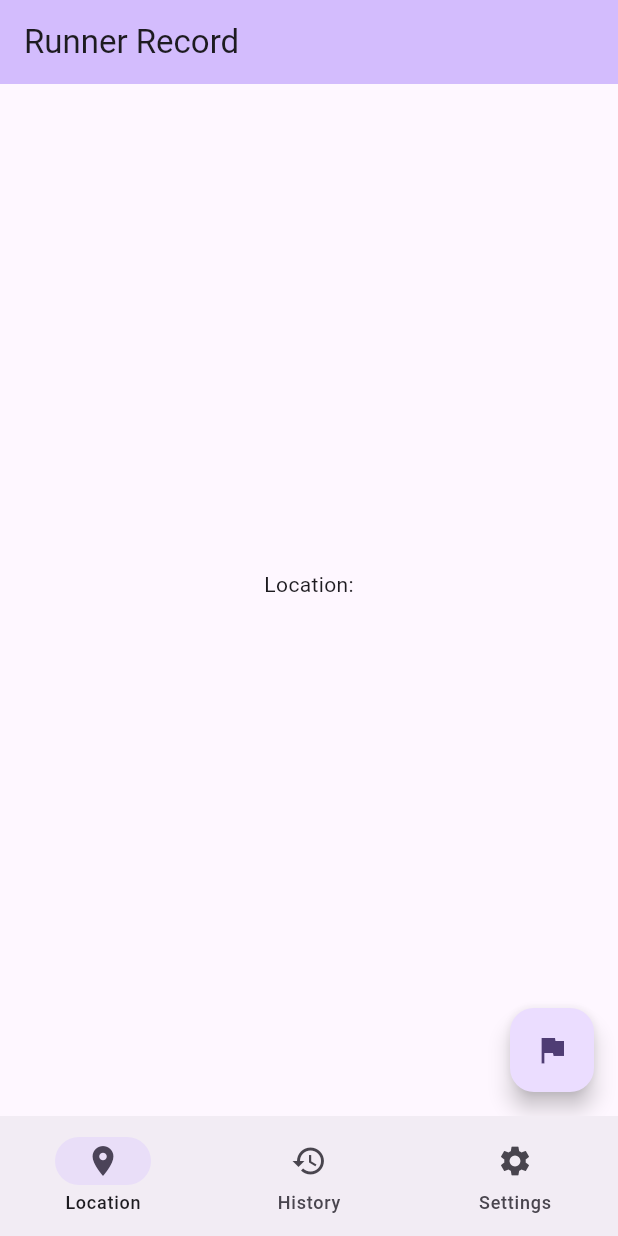
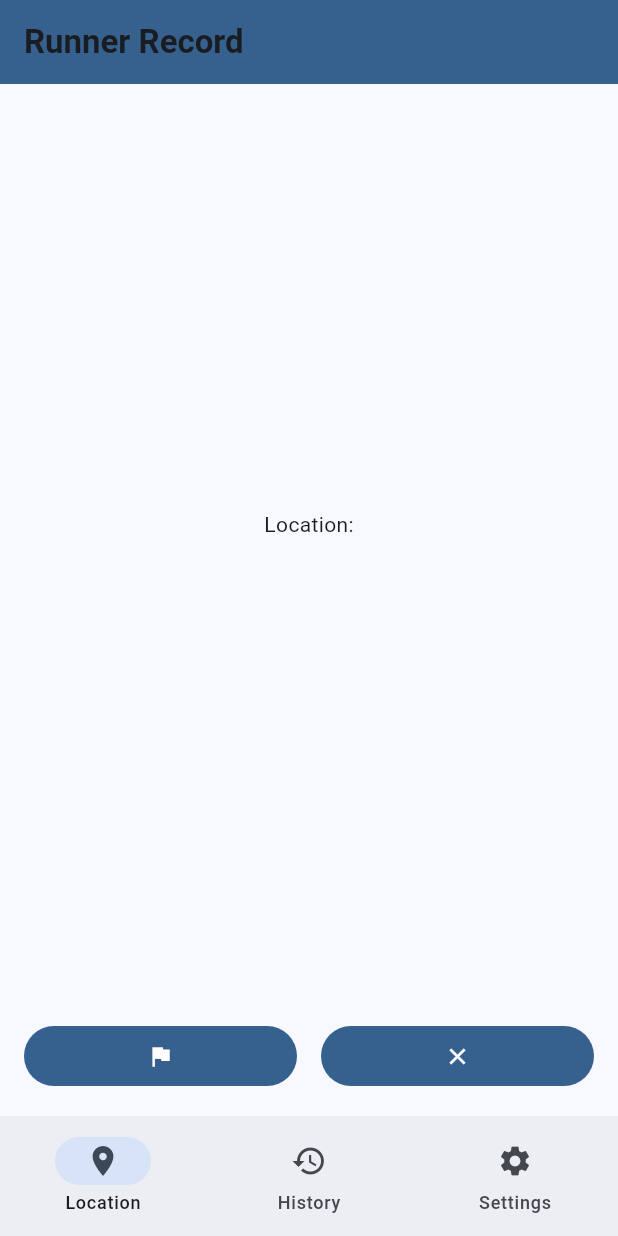
Before and after one commit to HazukiKeatsu/runner_reload, a Flutter app: the screen it shows after launch, after a tap on the "flag" icon, on a phone screen of 412 x 824 dp. Run offline on Flutter 3.47's test engine with Material 3 defaults, Android fonts, the light colour scheme and no system bars; our stand-ins replace file_picker, geolocator.

Commit message:
基本位置获取逻辑实现，历史记录缓存实现，设置界面实现，设置记录实现

```diff
--- /dev/null
+++ b/lib/functions/data_cache.dart
@@ -0,0 +1,45 @@
+import 'dart:convert';
+import 'dart:io';
+import 'package:path_provider/path_provider.dart';
+
+class DataCache {
+  const DataCache({required this.dataKey, required this.dataValue});
+
+  final String dataKey;
+  final dynamic dataValue;
+
+  Future<void> saveDataToFile() async {
+    final directory = await getApplicationDocumentsDirectory();
+    final file = File('${directory.path}/settings.json');
+
+    Map<String, dynamic> settings = {};
+    if (await file.exists()) {
+      final contents = await file.readAsString();
+      settings = json.decode(contents);
+    }
+
+    settings[dataKey] = dataValue;
+
+    await file.writeAsString(json.encode(settings));
+  }
+}
+
+class DataLoad {
+  const DataLoad({required this.dataKey});
+
+  final String dataKey;
+
+  Future<dynamic> loadFileToData() async {
+    final directory = await getApplicationDocumentsDirectory();
+    final file = File('${directory.path}/settings.json');
+
+    if (await file.exists()) {
+      final contents = await file.readAsString();
+      final settings = json.decode(contents);
+      if (settings.containsKey(dataKey)) {
+        return settings[dataKey];
+      }
+    }
+    return null;
+  }
+}
--- a/lib/main.dart
+++ b/lib/main.dart
@@ -1,32 +1,137 @@
 import 'package:flutter/material.dart';
 import 'package:runner_reload/page/record_page.dart';
-import 'package:runner_reload/theme/clear_blue.dart';
+import 'package:runner_reload/page/history_page.dart';
+import 'package:runner_reload/page/settings_page.dart';
+import 'package:runner_reload/theme/default.dart';
+import 'package:runner_reload/functions/data_cache.dart';
+
+import 'dart:io';
+import 'package:path_provider/path_provider.dart';
 
 void main() {
   runApp(const MyApp());
 }
 
-class MyApp extends StatelessWidget {
+class MyApp extends StatefulWidget {
   const MyApp({super.key});
 
-  // This widget is the root of your application.
+  @override
+  State<MyApp> createState() => _MyAppState();
+}
+
+class _MyAppState extends State<MyApp> {
+  bool _isDarkMode = false;
+  String _outputPath = "";
+  late Future<void> _settingsFuture;
+
+  @override
+  void initState() {
+    super.initState();
+    _settingsFuture = _loadSettings();
+  }
+
+  Future<void> _loadSettings() async {
+    final outputPath = await DataLoad(dataKey: "OutputPath").loadFileToData();
+    final isDarkMode = await DataLoad(dataKey: "DarkMode").loadFileToData();
+
+    setState(() {
+      _outputPath = outputPath.toString();
+      _isDarkMode = isDarkMode == 'true'; // 确保将字符串转换为布尔值
+    });
+  }
+
+  void _toggleDarkMode(bool value) {
+    setState(() {
+      _isDarkMode = value;
+    });
+    DataCache(
+      dataKey: "DarkMode",
+      dataValue: value.toString(),
+    ).saveDataToFile(); // 将布尔值转换为字符串保存
+  }
+
+  void _updateOutputPath(String path) {
+    setState(() {
+      _outputPath = path;
+    });
+    DataCache(dataKey: "OutputPath", dataValue: path).saveDataToFile();
+  }
+
+  void _errorSolveInit() async {
+    final directory = await getApplicationDocumentsDirectory();
+    final file = File('${directory.path}/settings.json');
+
+    file.delete();
+  }
+
   @override
   Widget build(BuildContext context) {
-    return MaterialApp(
-      debugShowCheckedModeBanner: false,
-      title: 'Flutter Demo',
-      theme: ThemeData(
-        colorScheme: ColorScheme.fromSeed(seedColor: Colors.deepPurple),
-      ),
-      home: const Framework(title: 'Runner Record'),
+    return FutureBuilder<void>(
+      future: _settingsFuture,
+      builder: (context, snapshot) {
+        if (snapshot.connectionState == ConnectionState.waiting) {
+          return const MaterialApp(
+            debugShowCheckedModeBanner: false,
+            home: Scaffold(body: Center(child: CircularProgressIndicator())),
+          ); // 或者你可以返回一个加载页面
+        } else if (snapshot.hasError) {
+          if (snapshot.error.toString().contains(
+            "FormatException: Unexpected character",
+          )) {
+            _errorSolveInit();
+          }
+          return MaterialApp(
+            debugShowCheckedModeBanner: false,
+            home: Scaffold(
+              body: Center(
+                child: Column(
+                  children: [
+                    Text('Error: ${snapshot.error}'),
+                    Text(
+                      'Error: ${snapshot.error}',
+                      style: TextStyle(
+                        fontWeight: FontWeight.bold,
+                        color: Colors.red,
+                      ),
+                    ),
+                  ],
+                ),
+              ),
+            ),
+          );
+        } else {
+          return MaterialApp(
+            debugShowCheckedModeBanner: false,
+            title: 'Home',
+            theme: defaultTheme,
+            darkTheme: darkTheme,
+            themeMode: _isDarkMode ? ThemeMode.dark : ThemeMode.light,
+            home: Framework(
+              isDarkMode: _isDarkMode,
+              toggleDarkMode: _toggleDarkMode,
+              outputPath: _outputPath,
+              updateOutputPath: _updateOutputPath,
+            ),
+          );
+        }
+      },
     );
   }
 }
 
 class Framework extends StatefulWidget {
-  const Framework({super.key, required this.title});
+  const Framework({
+    super.key,
+    required this.isDarkMode,
+    required this.toggleDarkMode,
+    required this.outputPath,
+    required this.updateOutputPath,
+  });
 
-  final String title;
+  final bool isDarkMode;
+  final Function(bool) toggleDarkMode;
+  final String outputPath;
+  final Function(String) updateOutputPath;
 
   @override
   State<Framework> createState() => _FrameworkState();
@@ -34,6 +139,7 @@
 
 class _FrameworkState extends State<Framework> {
   int _selectedIndex = 0;
+  String _locationMessage = "";
 
   void _onItemTapped(int index) {
     setState(() {
@@ -41,14 +147,51 @@
     });
   }
 
+  void _updateLocationMessage(String message) {
+    setState(() {
+      _locationMessage = message;
+    });
+  }
+
+  String _getTitle() {
+    switch (_selectedIndex) {
+      case 0:
+        return "Runner Record";
+      case 1:
+        return "History";
+      case 2:
+        return "Settings";
+      default:
+        return "Runner Reload";
+    }
+  }
+
   @override
   Widget build(BuildContext context) {
     return Scaffold(
       appBar: AppBar(
-        backgroundColor: Theme.of(context).colorScheme.inversePrimary,
-        title: Text(widget.title),
+        backgroundColor: Theme.of(context).colorScheme.primary,
+        title: Text(
+          _getTitle(),
+          style: const TextStyle(fontWeight: FontWeight.bold),
+        ),
       ),
-      body: RecordPage(title: "Record"),
+      body:
+          _selectedIndex == 0
+              ? RecordPage(
+                title: "Record",
+                locationMessage: _locationMessage,
+                updateLocationMessage: _updateLocationMessage,
+              )
+              : _selectedIndex == 1
+              ? HistoryPage(title: "History", outputPath: widget.outputPath)
+              : SettingsPage(
+                title: "Setting",
+                outputPath: widget.outputPath,
+                updateOutputPath: widget.updateOutputPath,
+                isDarkMode: widget.isDarkMode,
+                toggleDarkMode: widget.toggleDarkMode,
+              ),
       bottomNavigationBar: NavigationBar(
         selectedIndex: _selectedIndex,
         onDestinationSelected: _onItemTapped,
--- a/lib/page/record_page.dart
+++ b/lib/page/record_page.dart
@@ -1,18 +1,26 @@
+import 'dart:convert';
+import 'dart:io';
 import 'package:flutter/material.dart';
 import 'package:geolocator/geolocator.dart';
+import 'package:path_provider/path_provider.dart';
 
 class RecordPage extends StatefulWidget {
-  const RecordPage({super.key, required this.title});
+  const RecordPage({
+    super.key,
+    required this.title,
+    required this.locationMessage,
+    required this.updateLocationMessage,
+  });
 
   final String title;
+  final String locationMessage;
+  final Function(String) updateLocationMessage;
 
   @override
   State<RecordPage> createState() => _RecordPageState();
 }
 
 class _RecordPageState extends State<RecordPage> {
-  String _locationMessage = "";
-
   Future<void> _getCurrentLocation() async {
     bool serviceEnabled;
     LocationPermission permission;
@@ -20,9 +28,9 @@ class _RecordPageState extends State<RecordPage> {
     // 检查位置服务是否启用
     serviceEnabled = await Geolocator.isLocationServiceEnabled();
     if (!serviceEnabled) {
-      setState(() {
-        _locationMessage = "位置服务未启用";
-      });
+      widget.updateLocationMessage("位置服务未启用");
+      // 提示用户启用位置服务
+      await Geolocator.openLocationSettings(); //需要修改
       return;
     }
 
@@ -31,25 +39,49 @@ class _RecordPageState extends State<RecordPage> {
     if (permission == LocationPermission.denied) {
       permission = await Geolocator.requestPermission();
       if (permission == LocationPermission.denied) {
-        setState(() {
-          _locationMessage = "位置权限被拒绝";
-        });
+        widget.updateLocationMessage("位置权限被拒绝");
         return;
       }
     }
 
     if (permission == LocationPermission.deniedForever) {
-      setState(() {
-        _locationMessage = "位置权限被永久拒绝";
-      });
+      widget.updateLocationMessage("位置权限被永久拒绝");
       return;
     }
 
     // 获取当前位置
-    Position position = await Geolocator.getCurrentPosition();
-    setState(() {
-      _locationMessage = "${position.latitude}, ${position.longitude}";
-    });
+    Position position = await Geolocator.getCurrentPosition(
+      desiredAccuracy: LocationAccuracy.high,
+      timeLimit: const Duration(seconds: 3),
+    );
+
+    widget.updateLocationMessage("${position.latitude}, ${position.longitude}");
+  }
+
+  Future<void> _saveLocationToFile() async {
+    final directory = await getApplicationDocumentsDirectory();
+    final file = File('${directory.path}/locations.json');
+
+    List<Map<String, dynamic>> locations = [];
+    if (await file.exists()) {
+      final contents = await file.readAsString();
+      locations = List<Map<String, dynamic>>.from(json.decode(contents));
+    }
+
+    final location = {
+      'latitude': widget.locationMessage.split(', ')[0],
+      'longitude': widget.locationMessage.split(', ')[1],
+      'timestamp': DateTime.now().toIso8601String(),
+    };
+
+    locations.add(location);
+
+    await file.writeAsString(json.encode(locations));
+  }
+
+  void _locationMessageClear() async {
+    await _saveLocationToFile();
+    widget.updateLocationMessage("");
   }
 
   @override
@@ -61,15 +93,32 @@ class _RecordPageState extends State<RecordPage> {
           children: <Widget>[
             const Text('Location:'),
             Text(
-              _locationMessage,
+              widget.locationMessage,
               style: Theme.of(context).textTheme.bodyMedium,
             ),
           ],
         ),
       ),
-      floatingActionButton: FloatingActionButton(
-        onPressed: _getCurrentLocation,
-        child: Icon(Icons.flag),
+      bottomNavigationBar: Padding(
+        padding: const EdgeInsets.all(16.0),
+        child: Row(
+          mainAxisAlignment: MainAxisAlignment.center,
+          children: [
+            Expanded(
+              child: FilledButton(
+                onPressed: _getCurrentLocation,
+                child: Icon(Icons.flag),
+              ),
+            ),
+            SizedBox(width: 16),
+            Expanded(
+              child: FilledButton(
+                onPressed: _locationMessageClear,
+                child: Icon(Icons.clear),
+              ),
+            ),
+          ],
+        ),
       ),
     );
   }
--- /dev/null
+++ b/lib/theme/default.dart
@@ -0,0 +1,30 @@
+import 'package:flutter/material.dart';
+
+final ThemeData defaultTheme = ThemeData(
+  colorScheme: ColorScheme.fromSeed(seedColor: Colors.blue),
+  useMaterial3: true,
+  appBarTheme: AppBarTheme(
+    backgroundColor: Colors.blue,
+    iconTheme: IconThemeData(color: Colors.white),
+  ),
+  buttonTheme: ButtonThemeData(
+    buttonColor: Colors.blue,
+    textTheme: ButtonTextTheme.primary,
+  ),
+);
+
+final ThemeData darkTheme = ThemeData(
+  colorScheme: ColorScheme.fromSeed(
+    seedColor: Colors.blue,
+    brightness: Brightness.dark,
+  ),
+  useMaterial3: true,
+  appBarTheme: AppBarTheme(
+    backgroundColor: Colors.blue,
+    iconTheme: IconThemeData(color: Colors.white),
+  ),
+  buttonTheme: ButtonThemeData(
+    buttonColor: Colors.blue,
+    textTheme: ButtonTextTheme.primary,
+  ),
+);
--- a/pubspec.yaml
+++ b/pubspec.yaml
@@ -16,7 +16,7 @@ publish_to: 'none' # Remove this line if you wish to publish to pub.dev
 # https://developer.apple.com/library/archive/documentation/General/Reference/InfoPlistKeyReference/Articles/CoreFoundationKeys.html
 # In Windows, build-name is used as the major, minor, and patch parts
 # of the product and file versions while build-number is used as the build suffix.
-version: 1.0.0+1
+version: 0.1.2
 
 environment:
   sdk: ^3.7.2
@@ -31,6 +31,8 @@ dependencies:
   flutter:
     sdk: flutter
   geolocator: ^13.0.2
+  path_provider: ^2.1.5
+  file_picker: ^9.1.0
   # The following adds the Cupertino Icons font to your application.
   # Use with the CupertinoIcons class for iOS style icons.
   cupertino_icons: ^1.0.8
```
Also changed, not shown: lib/page/history_page.dart (added, +107 -0 lines), lib/page/settings_page.dart (added, +94 -0 lines), lib/theme/clear_blue.dart (deleted), pubspec.lock, 5 other files.
